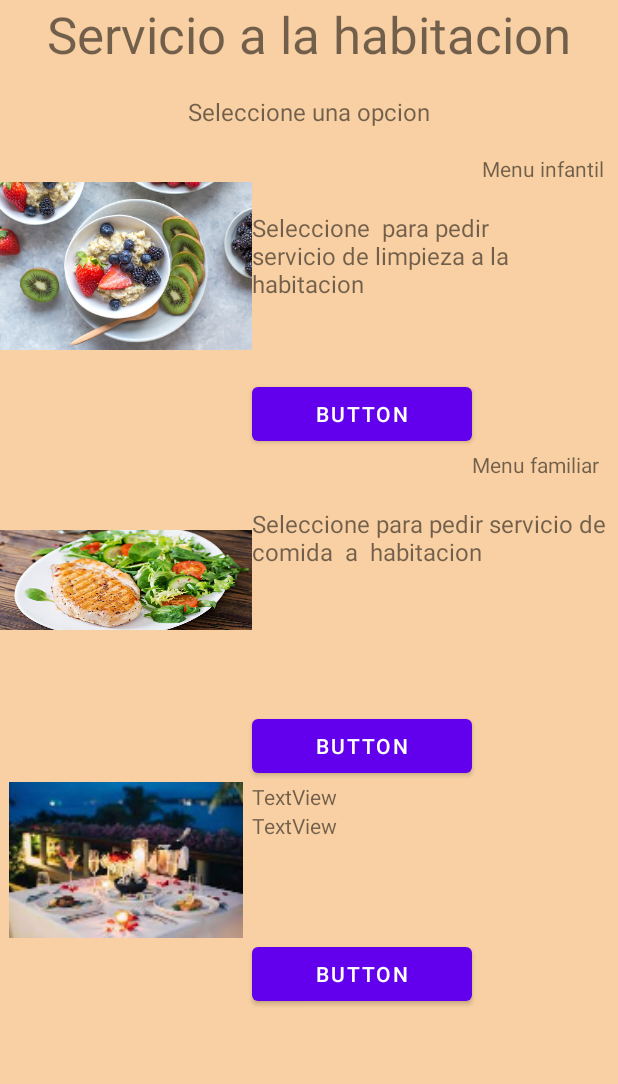
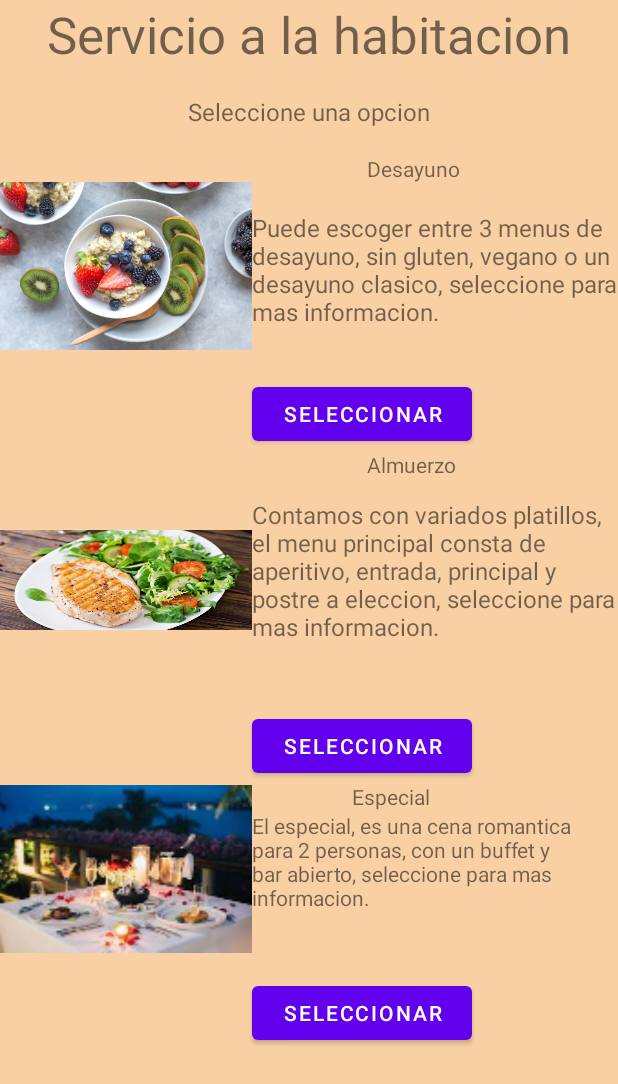
Before and after one commit to JoseAngel9911/Hoteru, an Android app: the layout activity_servicio_limpieza.xml on its own in the app's theme, with its tools: preview values and no code run, on a phone screen of 412 x 824 dp. Shown: the top 1084 px of the screen. Run offline under Robolectric (Android 15) with nearby library versions, the phone set to English and light mode, and no system bars.

Commit message:
Version 1111111

```diff
--- a/app/src/main/res/layout/activity_servicio_limpieza.xml
+++ b/app/src/main/res/layout/activity_servicio_limpieza.xml
@@ -51,13 +51,13 @@
                         android:id="@+id/textView22"
                         android:layout_width="match_parent"
                         android:layout_height="wrap_content"
-                        android:text="                                              Menu infantil" />
+                        android:text="                       Desayuno " />
 
                     <TextView
                         android:id="@+id/textView18"
-                        android:layout_width="216dp"
-                        android:layout_height="79dp"
-                        android:text="                                                               Seleccione  para pedir servicio de limpieza a la habitacion"
+                        android:layout_width="246dp"
+                        android:layout_height="113dp"
+                        android:text="                                                               Puede escoger entre 3 menus de desayuno, sin gluten, vegano o un desayuno clasico, seleccione para mas informacion."
                         android:textSize="16sp" />
 
                 </LinearLayout>
@@ -78,7 +78,7 @@
                     android:layout_width="168dp"
                     android:layout_height="wrap_content"
                     android:layout_weight="1"
-                    android:text="Button" />
+                    android:text="Seleccionar" />
 
                 <Space
                     android:layout_width="97dp"
@@ -112,14 +112,14 @@
                     <TextView
                         android:id="@+id/textView24"
                         android:layout_width="match_parent"
-                        android:layout_height="wrap_content"
-                        android:text="                                            Menu familiar" />
+                        android:layout_height="32dp"
+                        android:text="                       Almuerzo" />
 
                     <TextView
                         android:id="@+id/textView19"
                         android:layout_width="245dp"
-                        android:layout_height="83dp"
-                        android:text="                                                 Seleccione para pedir servicio de comida  a  habitacion"
+                        android:layout_height="112dp"
+                        android:text="Contamos con variados platillos, el menu principal consta de aperitivo, entrada, principal y postre a eleccion, seleccione para mas informacion."
                         android:textSize="16sp" />
                 </LinearLayout>
 
@@ -146,7 +146,7 @@
                     android:layout_width="139dp"
                     android:layout_height="wrap_content"
                     android:layout_weight="1"
-                    android:text="Button" />
+                    android:text="Seleccionar" />
 
                 <Space
                     android:layout_width="wrap_content"
@@ -161,26 +161,26 @@
 
                 <ImageView
                     android:id="@+id/imageView7"
-                    android:layout_width="wrap_content"
-                    android:layout_height="104dp"
+                    android:layout_width="104dp"
+                    android:layout_height="115dp"
                     app:srcCompat="@mipmap/cenaespecial" />
 
                 <LinearLayout
                     android:layout_width="match_parent"
-                    android:layout_height="match_parent"
+                    android:layout_height="130dp"
                     android:orientation="vertical">
 
                     <TextView
                         android:id="@+id/textView31"
                         android:layout_width="match_parent"
                         android:layout_height="wrap_content"
-                        android:text="TextView" />
+                        android:text="                    Especial" />
 
                     <TextView
                         android:id="@+id/textView32"
-                        android:layout_width="match_parent"
-                        android:layout_height="wrap_content"
-                        android:text="TextView" />
+                        android:layout_width="234dp"
+                        android:layout_height="94dp"
+                        android:text="El especial, es una cena romantica para 2 personas, con un buffet y bar abierto, seleccione para mas informacion." />
                 </LinearLayout>
             </TableRow>
             <TableRow
@@ -204,11 +204,11 @@
                     android:layout_width="139dp"
                     android:layout_height="wrap_content"
                     android:layout_weight="1"
-                    android:text="Button" />
+                    android:text="Seleccionar" />
 
                 <Space
                     android:layout_width="wrap_content"
-                    android:layout_height="wrap_content" />
+                    android:layout_height="28dp" />
 
 
             </TableRow>
```
